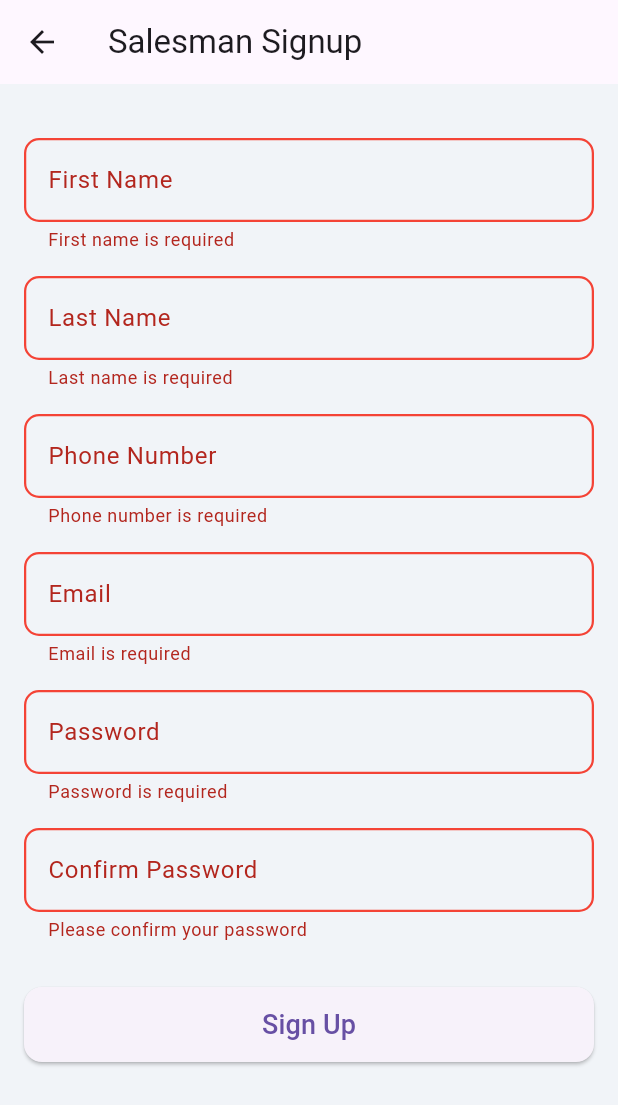
After one commit to jacepd/Sales_Flow, a Flutter app: the SalesmanSignupPage screen opened by its route, after a tap on "Sign Up", on a phone screen of 412 x 824 dp. The commit adds this screen. Shown: the top 1105 px of the screen. Run offline on Flutter 3.47's test engine with Material 3 defaults, Android fonts, the light colour scheme and no system bars.

Commit message:
Added buttons to go to sign up page and added that info

```diff
--- a/lib/main.dart
+++ b/lib/main.dart
@@ -1,4 +1,6 @@
 import 'package:flutter/material.dart';
+import 'salesman_signup.dart';
+import 'contractor_signup.dart';
 
 void main() {
   runApp(const MyApp());
@@ -20,6 +22,10 @@ class MyApp extends StatelessWidget {
         ),
       ),
       home: const SignupPage(),
+      routes: {
+        '/salesman_signup': (context) => const SalesmanSignupPage(),
+        '/contractor_signup': (context) => const ContractorSignupPage(),
+      },
     );
   }
 }
@@ -72,8 +78,12 @@ class SignupPage extends StatelessWidget {
 
                   const SizedBox(height: 32),
 
+                  GestureDetector(
+                    onTap: () {
+                      Navigator.pushNamed(context, '/salesman_signup');
+                    },
+                    child: Container(
                       // 🧍 Salesman button
-                  Container(
                       width: double.infinity,
                       height: 120,
                       decoration: BoxDecoration(
@@ -133,11 +143,16 @@ class SignupPage extends StatelessWidget {
                         ),
                       ),
                     ),
+                  ),
 
                   const SizedBox(height: 16),
 
+                  GestureDetector(
+                    onTap: () {
+                      Navigator.pushNamed(context, '/contractor_signup');
+                    },
+                    child: Container(
                       // 🛠 Contractor button
-                  Container(
                       width: double.infinity,
                       height: 120,
                       decoration: BoxDecoration(
@@ -198,6 +213,7 @@ class SignupPage extends StatelessWidget {
                         ),
                       ),
                     ),
+                  ),
 
                   const SizedBox(height: 32),
 
--- /dev/null
+++ b/lib/salesman_signup.dart
@@ -0,0 +1,140 @@
+import 'package:flutter/material.dart';
+
+class SalesmanSignupPage extends StatefulWidget {
+  const SalesmanSignupPage({super.key});
+
+  @override
+  State<SalesmanSignupPage> createState() => _SalesmanSignupPageState();
+}
+
+class _SalesmanSignupPageState extends State<SalesmanSignupPage> {
+  final _formKey = GlobalKey<FormState>();
+
+  final _firstNameController = TextEditingController();
+  final _lastNameController = TextEditingController();
+  final _phoneController = TextEditingController();
+  final _emailController = TextEditingController();
+  final _passwordController = TextEditingController();
+  final _confirmPasswordController = TextEditingController();
+
+  @override
+  void dispose() {
+    _firstNameController.dispose();
+    _lastNameController.dispose();
+    _phoneController.dispose();
+    _emailController.dispose();
+    _passwordController.dispose();
+    _confirmPasswordController.dispose();
+    super.dispose();
+  }
+
+  void _submitForm() {
+    if (_formKey.currentState!.validate()) {
+      ScaffoldMessenger.of(context).showSnackBar(
+        const SnackBar(content: Text('All fields valid! Proceeding...')),
+      );
+      // TODO: Navigate to next page
+    }
+  }
+
+  InputDecoration _inputDecoration(String label) {
+    return InputDecoration(
+      labelText: label,
+      border: OutlineInputBorder(
+        borderRadius: BorderRadius.circular(10),
+      ),
+      errorBorder: OutlineInputBorder(
+        borderSide: const BorderSide(color: Colors.red, width: 1.5),
+        borderRadius: BorderRadius.circular(10),
+      ),
+      focusedErrorBorder: OutlineInputBorder(
+        borderSide: const BorderSide(color: Colors.red, width: 2),
+        borderRadius: BorderRadius.circular(10),
+      ),
+      focusedBorder: OutlineInputBorder(
+        borderSide: BorderSide(color: Colors.blue.shade400, width: 2),
+        borderRadius: BorderRadius.circular(10),
+      ),
+    );
+  }
+
+  @override
+  Widget build(BuildContext context) {
+    return Scaffold(
+      appBar: AppBar(title: const Text('Salesman Signup')),
+      body: Padding(
+        padding: const EdgeInsets.all(16.0),
+        child: Form(
+          key: _formKey,
+          child: ListView(
+            children: [
+              const SizedBox(height: 20),
+              TextFormField(
+                controller: _firstNameController,
+                decoration: _inputDecoration('First Name'),
+                validator: (value) =>
+                    value!.isEmpty ? 'First name is required' : null,
+              ),
+              const SizedBox(height: 16),
+              TextFormField(
+                controller: _lastNameController,
+                decoration: _inputDecoration('Last Name'),
+                validator: (value) =>
+                    value!.isEmpty ? 'Last name is required' : null,
+              ),
+              const SizedBox(height: 16),
+              TextFormField(
+                controller: _phoneController,
+                keyboardType: TextInputType.phone,
+                decoration: _inputDecoration('Phone Number'),
+                validator: (value) =>
+                    value!.isEmpty ? 'Phone number is required' : null,
+              ),
+              const SizedBox(height: 16),
+              TextFormField(
+                controller: _emailController,
+                keyboardType: TextInputType.emailAddress,
+                decoration: _inputDecoration('Email'),
+                validator: (value) =>
+                    value!.isEmpty ? 'Email is required' : null,
+              ),
+              const SizedBox(height: 16),
+              TextFormField(
+                controller: _passwordController,
+                obscureText: true,
+                decoration: _inputDecoration('Password'),
+                validator: (value) =>
+                    value!.isEmpty ? 'Password is required' : null,
+              ),
+              const SizedBox(height: 16),
+              TextFormField(
+                controller: _confirmPasswordController,
+                obscureText: true,
+                decoration: _inputDecoration('Confirm Password'),
+                validator: (value) {
+                  if (value!.isEmpty) {
+                    return 'Please confirm your password';
+                  } else if (value != _passwordController.text) {
+                    return 'Passwords do not match';
+                  }
+                  return null;
+                },
+              ),
+              const SizedBox(height: 30),
+              ElevatedButton(
+                onPressed: _submitForm,
+                style: ElevatedButton.styleFrom(
+                  minimumSize: const Size(double.infinity, 50),
+                  shape: RoundedRectangleBorder(
+                    borderRadius: BorderRadius.circular(12),
+                  ),
+                ),
+                child: const Text('Sign Up', style: TextStyle(fontSize: 18)),
+              ),
+            ],
+          ),
+        ),
+      ),
+    );
+  }
+}
```
Also changed, not shown: lib/contractor_signup.dart (added, +140 -0 lines), lib/second_page.dart (deleted, +0 -32 lines). Lines whose indentation alone changed are shown as unchanged.
